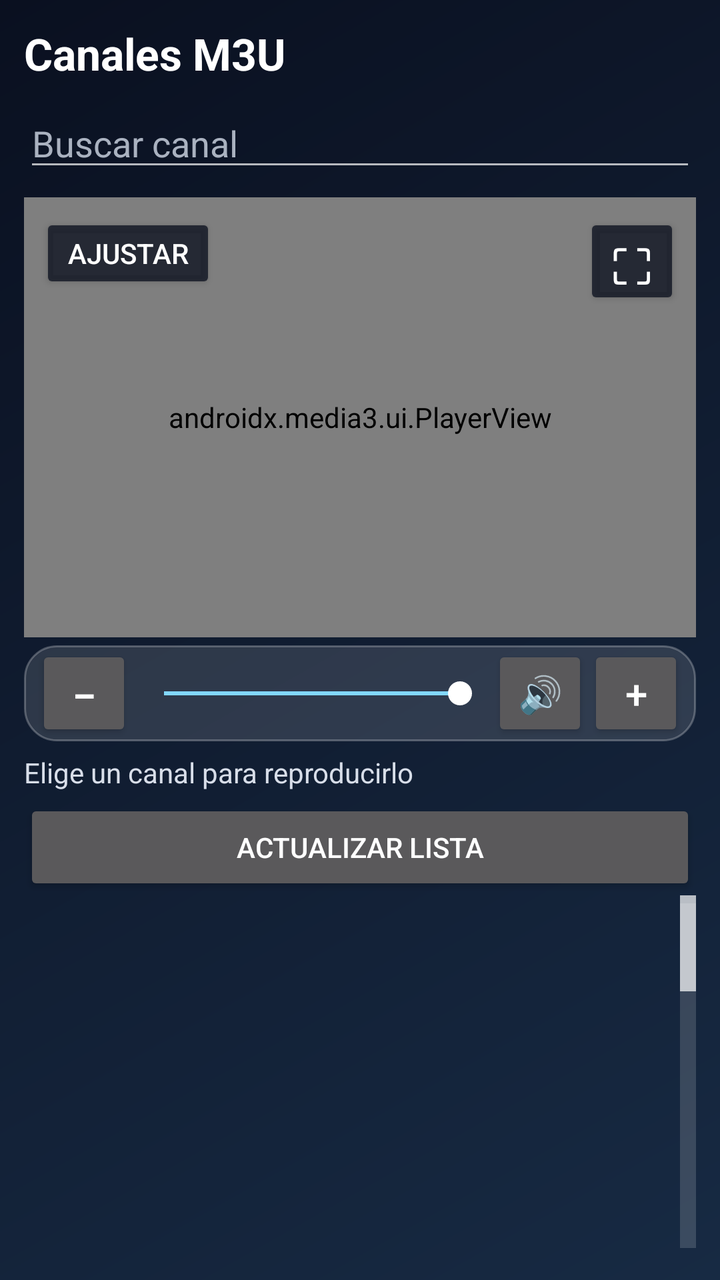
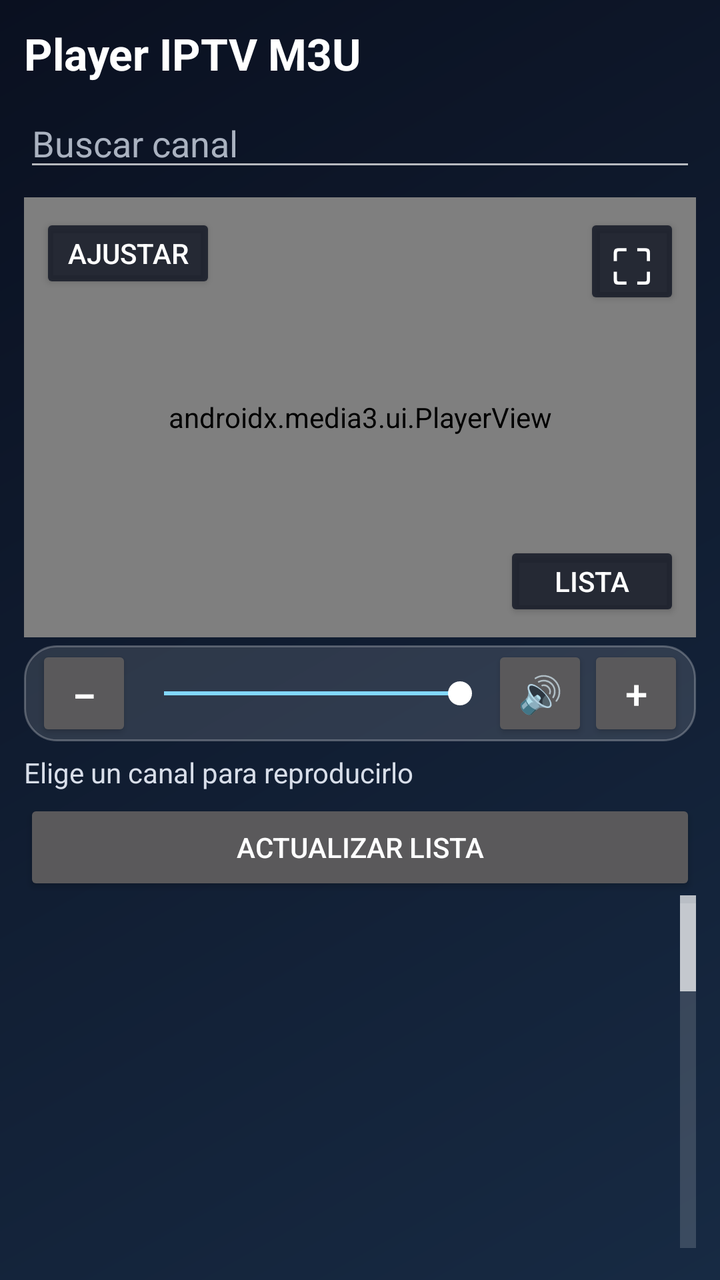

Compare the two renders of this Android layout. The source of the first and the diff that turns it into the second are given below.
<!-- AndroidManifest.xml: application theme android:Theme.Material.NoActionBar -->
<!-- res/layout/activity_main.xml -->
<?xml version="1.0" encoding="utf-8"?>
<LinearLayout xmlns:android="http://schemas.android.com/apk/res/android"
    xmlns:app="http://schemas.android.com/apk/res-auto"
    android:id="@+id/rootLayout"
    android:layout_width="match_parent"
    android:layout_height="match_parent"
    android:background="@drawable/app_background"
    android:orientation="vertical"
    android:padding="12dp">

    <TextView
        android:id="@+id/appTitle"
        android:layout_width="match_parent"
        android:layout_height="wrap_content"
        android:paddingBottom="8dp"
        android:text="Canales M3U"
        android:textColor="#FFFFFF"
        android:textSize="22sp"
        android:textStyle="bold" />

    <EditText
        android:id="@+id/searchInput"
        android:layout_width="match_parent"
        android:layout_height="wrap_content"
        android:hint="Buscar canal"
        android:inputType="text"
        android:singleLine="true"
        android:textColor="#FFFFFF"
        android:textColorHint="#AAB2C0" />

    <FrameLayout
        android:id="@+id/playerContainer"
        android:layout_width="match_parent"
        android:layout_height="220dp"
        android:layout_marginTop="8dp">

        <androidx.media3.ui.PlayerView
            android:id="@+id/playerView"
            android:layout_width="match_parent"
            android:layout_height="match_parent"
            app:show_buffering="when_playing"
            app:use_controller="true" />

        <Button
            android:id="@+id/fullscreenToggleButton"
            android:layout_width="48dp"
            android:layout_height="48dp"
            android:layout_gravity="top|end"
            android:layout_margin="8dp"
            android:backgroundTint="#CC101522"
            android:contentDescription="Activar pantalla completa"
            android:minWidth="0dp"
            android:minHeight="0dp"
            android:text="⛶"
            android:textColor="#FFFFFF"
            android:textSize="24sp" />

        <Button
            android:id="@+id/resizeModeButton"
            android:layout_width="wrap_content"
            android:layout_height="40dp"
            android:layout_gravity="top|start"
            android:layout_margin="8dp"
            android:backgroundTint="#CC101522"
            android:contentDescription="Modo de imagen: Ajustar pantalla. Pulsa para cambiar el ajuste."
            android:minHeight="0dp"
            android:text="Ajustar"
            android:textColor="#FFFFFF" />
    </FrameLayout>

    <LinearLayout
        android:id="@+id/volumeControls"
        android:layout_width="match_parent"
        android:layout_height="wrap_content"
        android:layout_marginTop="4dp"
        android:background="@drawable/channel_card_glass"
        android:gravity="center_vertical"
        android:orientation="horizontal"
        android:paddingStart="6dp"
        android:paddingEnd="6dp">

        <Button
            android:id="@+id/volumeDownButton"
            android:layout_width="48dp"
            android:layout_height="48dp"
            android:contentDescription="Bajar volumen"
            android:minWidth="0dp"
            android:text="−"
            android:textSize="22sp" />

        <SeekBar
            android:id="@+id/volumeSeekBar"
            android:layout_width="0dp"
            android:layout_height="wrap_content"
            android:layout_weight="1"
            android:max="100"
            android:progress="100"
            android:progressTint="#82D8FF"
            android:thumbTint="#FFFFFF" />

        <Button
            android:id="@+id/muteButton"
            android:layout_width="48dp"
            android:layout_height="48dp"
            android:contentDescription="Silenciar"
            android:minWidth="0dp"
            android:text="🔊"
            android:textSize="18sp" />

        <Button
            android:id="@+id/volumeUpButton"
            android:layout_width="48dp"
            android:layout_height="48dp"
            android:contentDescription="Subir volumen"
            android:minWidth="0dp"
            android:text="+"
            android:textSize="20sp" />
    </LinearLayout>

    <TextView
        android:id="@+id/statusText"
        android:layout_width="match_parent"
        android:layout_height="wrap_content"
        android:paddingTop="6dp"
        android:paddingBottom="4dp"
        android:text="Elige un canal para reproducirlo"
        android:textColor="#D8DEE9"
        android:textSize="14sp" />

    <Button
        android:id="@+id/refreshChannelsButton"
        android:layout_width="match_parent"
        android:layout_height="wrap_content"
        android:text="Actualizar lista" />

    <Button
        android:id="@+id/openExternalButton"
        android:layout_width="match_parent"
        android:layout_height="wrap_content"
        android:text="Abrir en VLC u otro reproductor"
        android:visibility="gone" />

    <ListView
        android:id="@+id/channelList"
        android:layout_width="match_parent"
        android:layout_height="0dp"
        android:layout_weight="1"
        android:background="@android:color/transparent"
        android:cacheColorHint="@android:color/transparent"
        android:clipToPadding="false"
        android:divider="@android:color/transparent"
        android:dividerHeight="0dp"
        android:fastScrollEnabled="true"
        android:overScrollMode="never"
        android:paddingTop="4dp"
        android:paddingBottom="4dp" />
</LinearLayout>
<!-- resources referenced by this layout -->
<resources>
  <!-- drawable app_background (drawable) -->
  <?xml version="1.0" encoding="utf-8"?>
  <shape xmlns:android="http://schemas.android.com/apk/res/android">
      <gradient
          android:angle="135"
          android:endColor="#0A1020"
          android:startColor="#172A43"
          android:type="linear" />
  </shape>
  <!-- drawable channel_card_glass (drawable) -->
  <?xml version="1.0" encoding="utf-8"?>
  <shape xmlns:android="http://schemas.android.com/apk/res/android">
      <solid android:color="#20FFFFFF" />
      <stroke
          android:width="1dp"
          android:color="#40FFFFFF" />
      <corners android:radius="16dp" />
  </shape>
</resources>

<!-- the commit's change to res/layout/activity_main.xml (unified diff, before → after) -->
@@ -13,7 +13,7 @@
         android:layout_width="match_parent"
         android:layout_height="wrap_content"
         android:paddingBottom="8dp"
-        android:text="Canales M3U"
+        android:text="Player IPTV M3U"
         android:textColor="#FFFFFF"
         android:textSize="22sp"
         android:textStyle="bold" />
@@ -66,6 +66,72 @@
             android:minHeight="0dp"
             android:text="Ajustar"
             android:textColor="#FFFFFF" />
+
+        <Button
+            android:id="@+id/playlistToggleButton"
+            android:layout_width="wrap_content"
+            android:layout_height="40dp"
+            android:layout_gravity="bottom|end"
+            android:layout_margin="8dp"
+            android:backgroundTint="#CC101522"
+            android:contentDescription="Mostrar lista de canales sobre el video"
+            android:minHeight="0dp"
+            android:text="Lista"
+            android:textColor="#FFFFFF" />
+
+        <LinearLayout
+            android:id="@+id/fullscreenChannelPanel"
+            android:layout_width="280dp"
+            android:layout_height="match_parent"
+            android:layout_gravity="top|end"
+            android:layout_margin="8dp"
+            android:background="@drawable/channel_panel_glass"
+            android:elevation="12dp"
+            android:orientation="vertical"
+            android:padding="8dp"
+            android:visibility="gone">
+
+            <LinearLayout
+                android:layout_width="match_parent"
+                android:layout_height="wrap_content"
+                android:gravity="center_vertical"
+                android:orientation="horizontal">
+
+                <TextView
+                    android:layout_width="0dp"
+                    android:layout_height="wrap_content"
+                    android:layout_weight="1"
+                    android:paddingStart="8dp"
+                    android:text="Lista de canales"
+                    android:textColor="#FFFFFF"
+                    android:textSize="16sp"
+                    android:textStyle="bold" />
+
+                <Button
+                    android:id="@+id/closePlaylistButton"
+                    android:layout_width="44dp"
+                    android:layout_height="44dp"
+                    android:contentDescription="Cerrar lista de canales"
+                    android:minWidth="0dp"
+                    android:text="×"
+                    android:textSize="22sp" />
+            </LinearLayout>
+
+            <ListView
+                android:id="@+id/fullscreenChannelList"
+                android:layout_width="match_parent"
+                android:layout_height="0dp"
+                android:layout_weight="1"
+                android:background="@android:color/transparent"
+                android:cacheColorHint="@android:color/transparent"
+                android:clipToPadding="false"
+                android:divider="@android:color/transparent"
+                android:dividerHeight="0dp"
+                android:fastScrollEnabled="true"
+                android:overScrollMode="never"
+                android:paddingTop="4dp"
+                android:paddingBottom="4dp" />
+        </LinearLayout>
     </FrameLayout>
 
     <LinearLayout
<!-- resource entries referenced after the edit -->
@@ -18,5 +18,14 @@
           android:color="#40FFFFFF" />
       <corners android:radius="16dp" />
   </shape>
+  <!-- drawable channel_panel_glass (drawable) -->
+  <?xml version="1.0" encoding="utf-8"?>
+  <shape xmlns:android="http://schemas.android.com/apk/res/android">
+      <solid android:color="#E61A2A40" />
+      <stroke
+          android:width="1dp"
+          android:color="#66FFFFFF" />
+      <corners android:radius="18dp" />
+  </shape>
 </resources>
 
